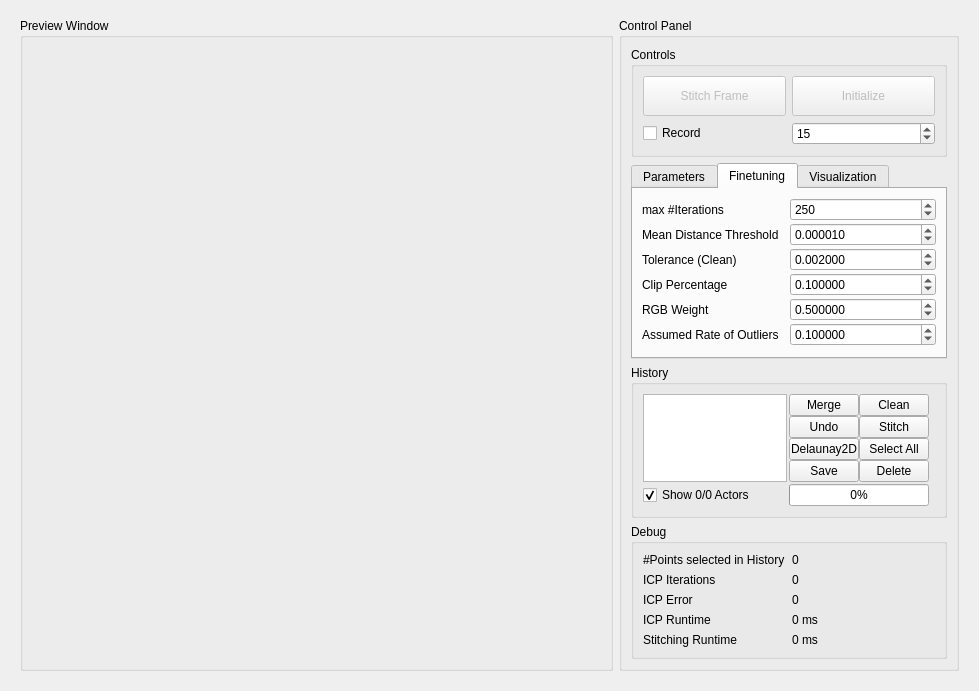
Above: master/seminar/StitchingWidget.ui from anygo/uniprojectsdn before the change. Below: the same form after it.
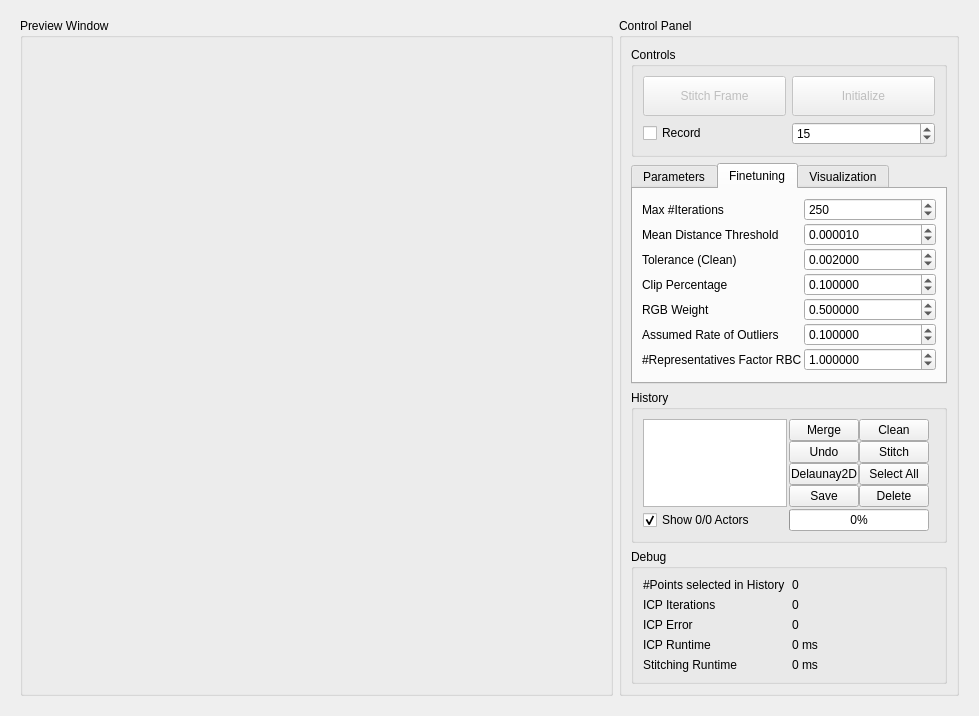
That is the form after the change. The open tabs and pages were chosen to show the change. Custom widgets are drawn as their Qt base class.

Diff of the .ui file:
```diff
--- a/master/seminar/StitchingWidget.ui
+++ b/master/seminar/StitchingWidget.ui
@@ -7,7 +7,7 @@
     <x>0</x>
     <y>0</y>
     <width>979</width>
-    <height>653</height>
+    <height>657</height>
    </rect>
   </property>
   <property name="windowTitle">
@@ -325,7 +325,7 @@
                <item row="0" column="0">
                 <widget class="QLabel" name="label_3">
                  <property name="text">
-                  <string>max #Iterations</string>
+                  <string>Max #Iterations</string>
                  </property>
                 </widget>
                </item>
@@ -484,6 +484,35 @@
                  </property>
                 </widget>
                </item>
+               <item row="6" column="0">
+                <widget class="QLabel" name="label_18">
+                 <property name="toolTip">
+                  <string>only for RBC</string>
+                 </property>
+                 <property name="text">
+                  <string>#Representatives Factor RBC</string>
+                 </property>
+                </widget>
+               </item>
+               <item row="6" column="1">
+                <widget class="QDoubleSpinBox" name="m_DoubleSpinBoxNrOfRepsFactor">
+                 <property name="decimals">
+                  <number>6</number>
+                 </property>
+                 <property name="minimum">
+                  <double>0.100000000000000</double>
+                 </property>
+                 <property name="maximum">
+                  <double>1000.000000000000000</double>
+                 </property>
+                 <property name="singleStep">
+                  <double>0.500000000000000</double>
+                 </property>
+                 <property name="value">
+                  <double>1.000000000000000</double>
+                 </property>
+                </widget>
+               </item>
               </layout>
              </item>
             </layout>
```
